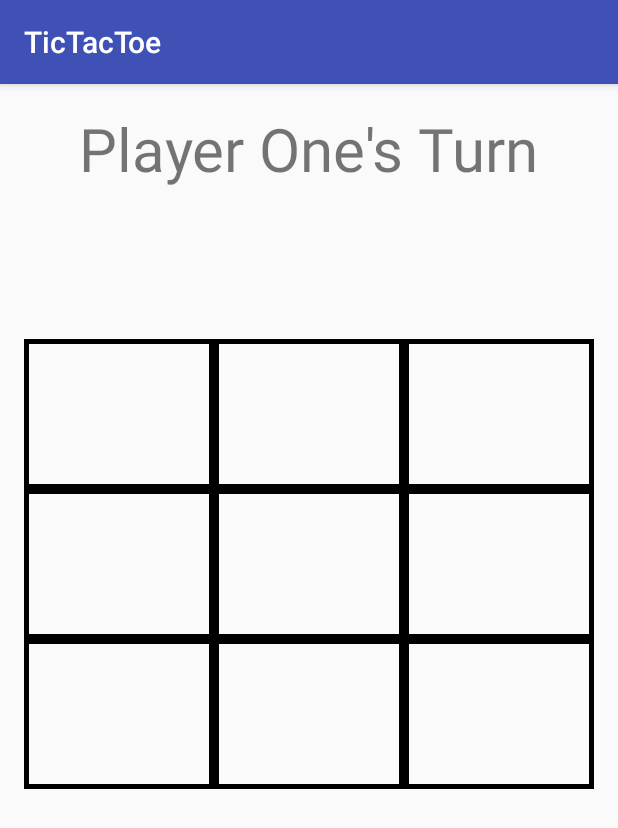
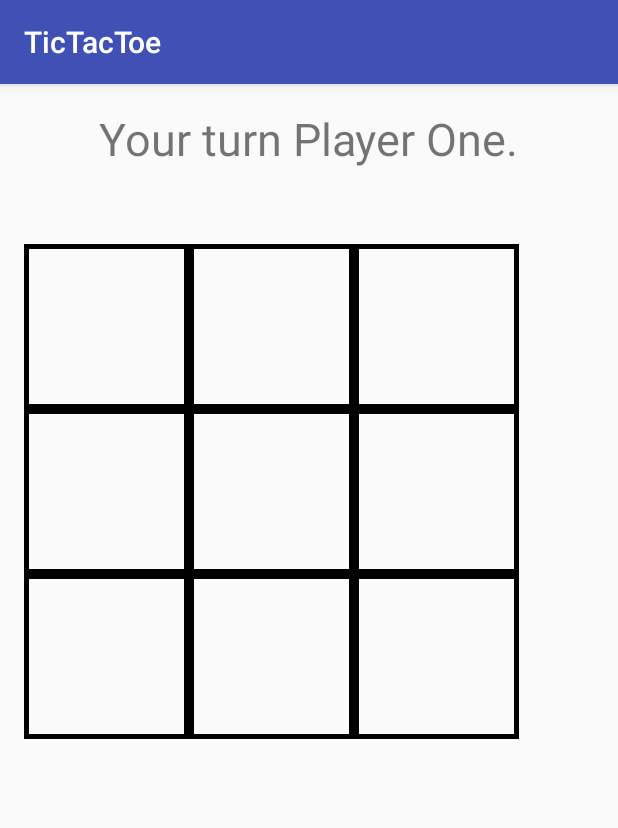
Before and after one commit to changwinstonr/WeekendLabTicTacToe, an Android app: the GameActivity screen opened directly, with no data from a screen before it, on a phone screen of 412 x 824 dp. Shown: the top 828 px of the screen. Run offline under Robolectric (Android 15) with nearby library versions, the light colour scheme and no system bars.

Commit message:
Comments out original GridLayout TextViews and replaces with ImageViews.

```diff
--- a/app/src/main/res/layout/activity_game.xml
+++ b/app/src/main/res/layout/activity_game.xml
@@ -14,10 +14,10 @@
         android:id="@+id/game_message_text"
         android:layout_width="wrap_content"
         android:layout_height="wrap_content"
-        android:textSize="40sp"
-        android:text="Player One&apos;s Turn"
+        android:textSize="30sp"
+        android:text="Your turn Player One."
         android:layout_centerHorizontal="true"
-        android:paddingBottom="100dp"/>
+        android:paddingBottom="50dp"/>
 
     <GridLayout
         android:layout_width="match_parent"
@@ -26,7 +26,61 @@
         android:rowCount="3"
         android:layout_below="@+id/game_message_text">
 
-        <TextView
+        <ImageView
+            android:id="@+id/block_1"
+            android:layout_width="110dp"
+            android:layout_height="110dp"
+            android:background="@drawable/border"/>
+
+        <ImageView
+            android:id="@+id/block_2"
+            android:layout_width="110dp"
+            android:layout_height="110dp"
+            android:background="@drawable/border"/>
+
+        <ImageView
+            android:id="@+id/block_3"
+            android:layout_width="110dp"
+            android:layout_height="110dp"
+            android:background="@drawable/border"/>
+
+        <ImageView
+            android:id="@+id/block_4"
+            android:layout_width="110dp"
+            android:layout_height="110dp"
+            android:background="@drawable/border"/>
+
+        <ImageView
+            android:id="@+id/block_5"
+            android:layout_width="110dp"
+            android:layout_height="110dp"
+            android:background="@drawable/border"/>
+
+        <ImageView
+            android:id="@+id/block_6"
+            android:layout_width="110dp"
+            android:layout_height="110dp"
+            android:background="@drawable/border"/>
+
+        <ImageView
+            android:id="@+id/block_7"
+            android:layout_width="110dp"
+            android:layout_height="110dp"
+            android:background="@drawable/border"/>
+
+        <ImageView
+            android:id="@+id/block_8"
+            android:layout_width="110dp"
+            android:layout_height="110dp"
+            android:background="@drawable/border"/>
+
+        <ImageView
+            android:id="@+id/block_9"
+            android:layout_width="110dp"
+            android:layout_height="110dp"
+            android:background="@drawable/border"/>
+
+        <!--<TextView
             android:layout_width="100dp"
             android:layout_height="100dp"
             android:textAppearance="?android:attr/textAppearanceLarge"
@@ -141,7 +195,7 @@
             android:layout_columnWeight="1"
             android:layout_gravity="fill_horizontal"
             android:gravity="center"
-            android:background="@drawable/border" />
+            android:background="@drawable/border" />-->
 
     </GridLayout>
 
--- a/app/src/main/res/layout/activity_main.xml
+++ b/app/src/main/res/layout/activity_main.xml
@@ -16,6 +16,8 @@
         android:layout_width="match_parent"
         android:layout_height="wrap_content"
         android:background="#f2938e"
+        android:maxLines="1"
+        android:maxLength="10"
         android:hint="Enter Player One's Name"/>
 
     <ImageView
@@ -31,6 +33,8 @@
         android:layout_width="match_parent"
         android:layout_height="wrap_content"
         android:background="#8a8fff"
+        android:maxLines="1"
+        android:maxLength="10"
         android:hint="Enter Player Two's Name"
         android:layout_below="@id/vs"/>
 
```
